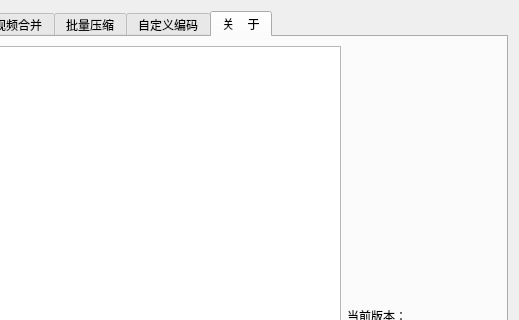
wbs21/LRConvert, file mainui.ui: the form before one commit; both pictures show x 281 to 800 and y 0 to 320 of the 800 by 599 pixel window.
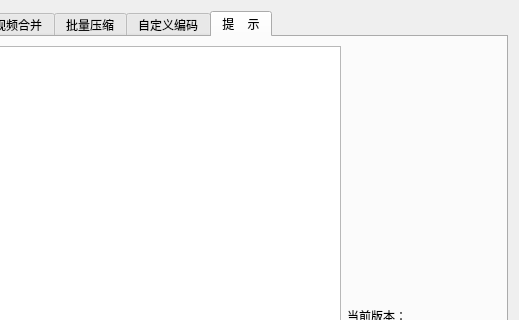
The form after the commit.

```diff
--- a/mainui.ui
+++ b/mainui.ui
@@ -867,7 +867,7 @@
      </widget>
      <widget class="QWidget" name="T7">
       <attribute name="title">
-       <string>关    于</string>
+       <string>提    示</string>
       </attribute>
       <layout class="QHBoxLayout" name="horizontalLayout_6" stretch="4,1">
        <item>
```
